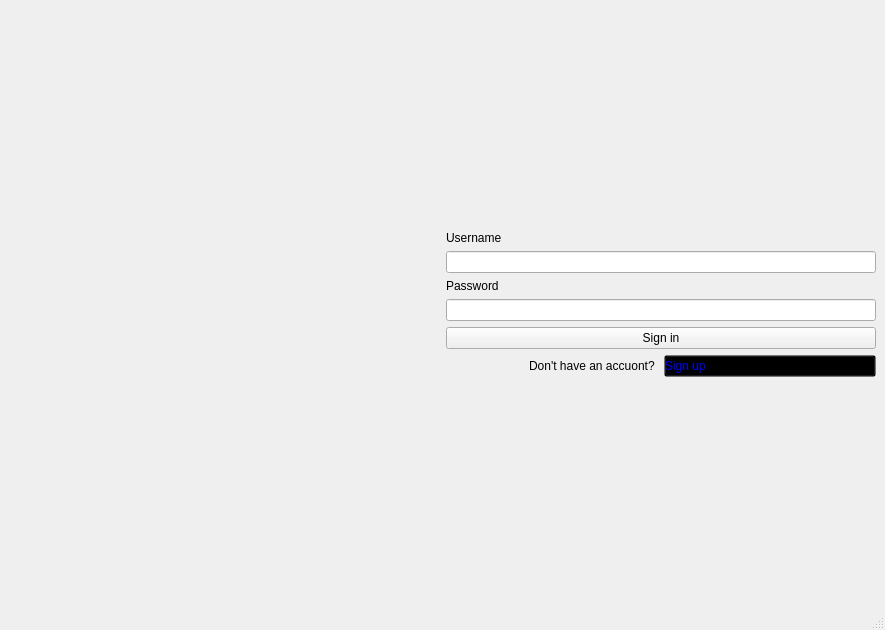
First picture: the form in mainwindow.ui, repository SAMoosavi/AdvancedProgrammingProject2, before the edit.
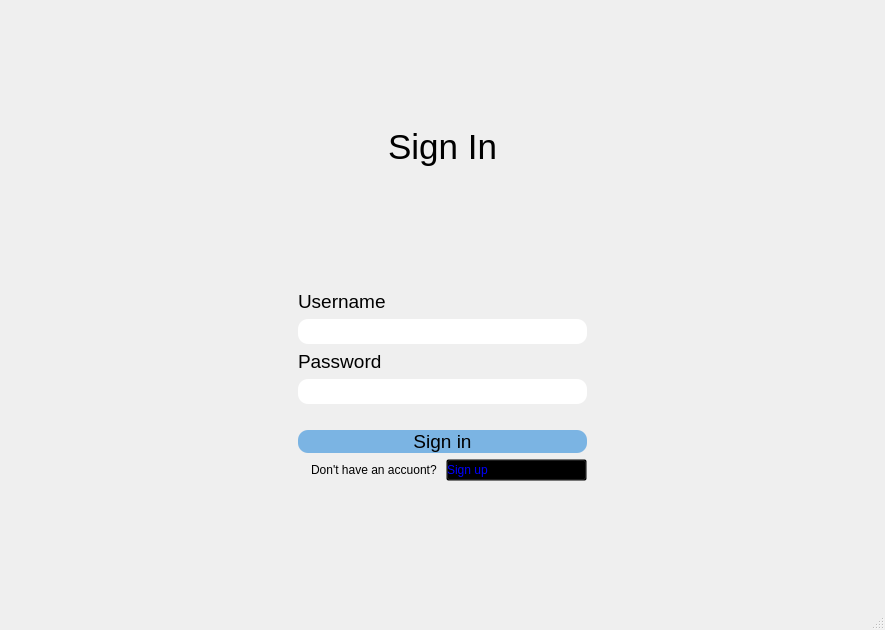
Second picture: the form after the edit.

Commit message: sign in better ui

Diff of the .ui file:
```diff
--- a/mainwindow.ui
+++ b/mainwindow.ui
@@ -16,26 +16,48 @@
   <widget class="QWidget" name="centralwidget">
    <layout class="QHBoxLayout" name="horizontalLayout_2">
     <item>
-     <widget class="QLabel" name="label_img">
-      <property name="enabled">
-       <bool>true</bool>
+     <spacer name="horizontalSpacer">
+      <property name="orientation">
+       <enum>Qt::Horizontal</enum>
       </property>
-      <property name="sizePolicy">
-       <sizepolicy hsizetype="Expanding" vsizetype="Expanding">
-        <horstretch>0</horstretch>
-        <verstretch>0</verstretch>
-       </sizepolicy>
+      <property name="sizeHint" stdset="0">
+       <size>
+        <width>40</width>
+        <height>20</height>
+       </size>
       </property>
-      <property name="styleSheet">
-       <string notr="true">width :50vw;</string>
-      </property>
-      <property name="text">
-       <string/>
-      </property>
-     </widget>
+     </spacer>
     </item>
     <item>
      <layout class="QVBoxLayout" name="verticalLayout_3">
+      <item>
+       <spacer name="verticalSpacer_3">
+        <property name="orientation">
+         <enum>Qt::Vertical</enum>
+        </property>
+        <property name="sizeHint" stdset="0">
+         <size>
+          <width>20</width>
+          <height>40</height>
+         </size>
+        </property>
+       </spacer>
+      </item>
+      <item>
+       <widget class="QLabel" name="label_2">
+        <property name="font">
+         <font>
+          <pointsize>26</pointsize>
+         </font>
+        </property>
+        <property name="text">
+         <string>Sign In</string>
+        </property>
+        <property name="alignment">
+         <set>Qt::AlignCenter</set>
+        </property>
+       </widget>
+      </item>
       <item>
        <spacer name="verticalSpacer_2">
         <property name="orientation">
@@ -53,13 +75,29 @@
        <layout class="QVBoxLayout" name="verticalLayout">
         <item>
          <widget class="QLabel" name="label_username">
+          <property name="font">
+           <font>
+            <pointsize>14</pointsize>
+           </font>
+          </property>
           <property name="text">
            <string>Username</string>
           </property>
          </widget>
         </item>
         <item>
-         <widget class="QLineEdit" name="lineEdit_username"/>
+         <widget class="QLineEdit" name="lineEdit_username">
+          <property name="font">
+           <font>
+            <pointsize>14</pointsize>
+           </font>
+          </property>
+          <property name="styleSheet">
+           <string notr="true">border-radius:10px;
+padding:20px 0 20px 0l;
+</string>
+          </property>
+         </widget>
         </item>
        </layout>
       </item>
@@ -67,6 +105,11 @@
        <layout class="QVBoxLayout" name="verticalLayout_2">
         <item>
          <widget class="QLabel" name="label_password">
+          <property name="font">
+           <font>
+            <pointsize>14</pointsize>
+           </font>
+          </property>
           <property name="text">
            <string>Password</string>
           </property>
@@ -74,6 +117,16 @@
         </item>
         <item>
          <widget class="QLineEdit" name="lineEdit_password">
+          <property name="font">
+           <font>
+            <pointsize>14</pointsize>
+           </font>
+          </property>
+          <property name="styleSheet">
+           <string notr="true">border-radius:10px;
+padding:20px 0 20px 0l;
+</string>
+          </property>
           <property name="echoMode">
            <enum>QLineEdit::Password</enum>
           </property>
@@ -83,6 +136,17 @@
       </item>
       <item>
        <widget class="QPushButton" name="pushButton">
+        <property name="font">
+         <font>
+          <pointsize>14</pointsize>
+         </font>
+        </property>
+        <property name="styleSheet">
+         <string notr="true">background-color:#7BB4E3;
+border-radius:10px;
+padding:20px 0 20px 0l;
+margin:20px 0 0 0;</string>
+        </property>
         <property name="text">
          <string>Sign in</string>
         </property>
@@ -142,6 +206,19 @@
       </item>
      </layout>
     </item>
+    <item>
+     <spacer name="horizontalSpacer_2">
+      <property name="orientation">
+       <enum>Qt::Horizontal</enum>
+      </property>
+      <property name="sizeHint" stdset="0">
+       <size>
+        <width>40</width>
+        <height>20</height>
+       </size>
+      </property>
+     </spacer>
+    </item>
    </layout>
   </widget>
   <widget class="QStatusBar" name="statusbar"/>
```
The commit also changes 3 other files.
